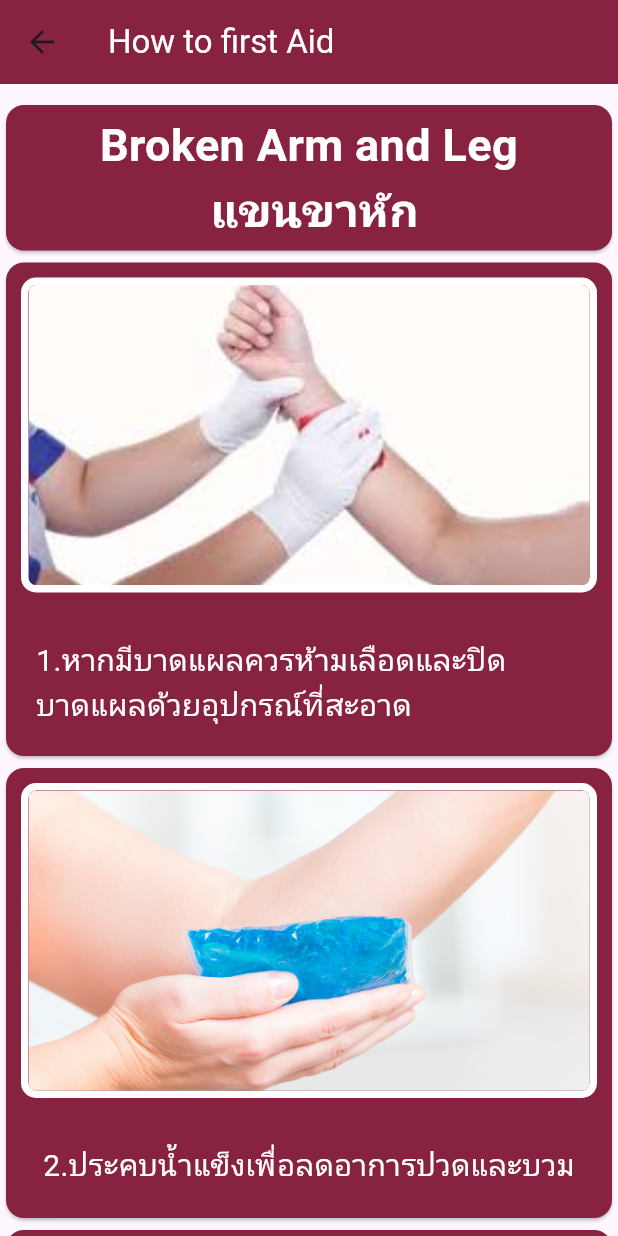
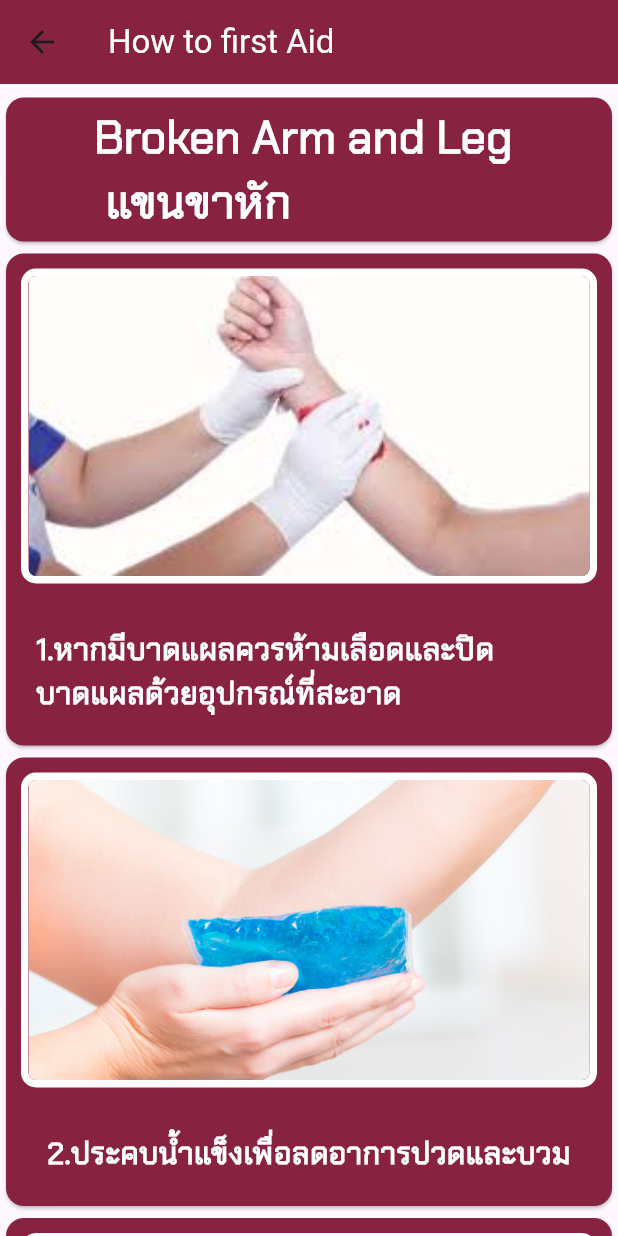
Before and after one commit to Sea1Salt/Emergence, a Flutter app: the BrokenArmScreen screen opened directly, on a phone screen of 412 x 824 dp. Run offline on Flutter 3.47's test engine with Material 3 defaults, Android fonts, the light colour scheme and no system bars.

Commit message:
แก้ล่าสุดนะ 13/6

```diff
--- a/project2b/lib/Screen/BrokenArm.dart
+++ b/project2b/lib/Screen/BrokenArm.dart
@@ -16,7 +16,7 @@ class BrokenArmScreen extends StatelessWidget {
       ),
       body: ListView(
         children: [
-          SizedBox(height: 10.0),
+          SizedBox(height: 5.0),
           Card(
             color: Color.fromARGB(255, 135, 35, 65),
             child: Padding(
@@ -24,11 +24,12 @@ class BrokenArmScreen extends StatelessWidget {
               child: Center(
                 child: Text(
                   'Broken Arm and Leg \n แขนขาหัก',
-                  textAlign: TextAlign.center, // Set text alignment to center
+                  textAlign: TextAlign.left, // Set text alignment to left
                   style: TextStyle(
                     fontSize: 30.0,
                     fontWeight: FontWeight.bold,
                     color: const Color.fromARGB(255, 255, 255, 255),
+                    fontFamily: 'ChakraPetch-Regular',
                   ),
                 ),
               ),
@@ -64,8 +65,11 @@ class BrokenArmScreen extends StatelessWidget {
                   child: Text(
                     '1.หากมีบาดแผลควรห้ามเลือดและปิดบาดแผลด้วยอุปกรณ์ที่สะอาด',
                     style: TextStyle(
-                        fontSize: 20.0,
-                        color: const Color.fromARGB(255, 255, 255, 255)),
+                      fontSize: 20.0,
+                      fontWeight: FontWeight.bold,
+                      color: const Color.fromARGB(255, 255, 255, 255),
+                      fontFamily: 'ChakraPetch-Regular',
+                    ),
                   ),
                 ),
               ],
@@ -101,8 +105,11 @@ class BrokenArmScreen extends StatelessWidget {
                   child: Text(
                     '2.ประคบน้ำแข็งเพื่อลดอาการปวดและบวม',
                     style: TextStyle(
-                        fontSize: 20.0,
-                        color: const Color.fromARGB(255, 255, 255, 255)),
+                      fontSize: 20.0,
+                      fontWeight: FontWeight.bold,
+                      color: const Color.fromARGB(255, 255, 255, 255),
+                      fontFamily: 'ChakraPetch-Regular',
+                    ),
                   ),
                 ),
               ],
@@ -138,8 +145,11 @@ class BrokenArmScreen extends StatelessWidget {
                   child: Text(
                     '3.ใช้ผ้าคล้องแขนพยุงกระดูกแขนหรือไหปลาร้า หรือใช้แผ่นไม้กระดาษหนังสือพิมพ์หรือนิตยสารม้วนจนแข็งมาใช้ดาม กระดูกชั่วคราวแทนเฝือกได้เช่นกัน',
                     style: TextStyle(
-                        fontSize: 20.0,
-                        color: const Color.fromARGB(255, 255, 255, 255)),
+                      fontSize: 20.0,
+                      fontWeight: FontWeight.bold,
+                      color: const Color.fromARGB(255, 255, 255, 255),
+                      fontFamily: 'ChakraPetch-Regular',
+                    ),
                   ),
                 ),
               ],
@@ -175,8 +185,11 @@ class BrokenArmScreen extends StatelessWidget {
                   child: Text(
                     '4.ห้ามนวดในบริเวณที่ได้รับบาดเจ็บเพราะอาจทำให้อาการกระดูกหักรุนแรงขึ้น',
                     style: TextStyle(
-                        fontSize: 20.0,
-                        color: const Color.fromARGB(255, 255, 255, 255)),
+                      fontSize: 20.0,
+                      fontWeight: FontWeight.bold,
+                      color: const Color.fromARGB(255, 255, 255, 255),
+                      fontFamily: 'ChakraPetch-Regular',
+                    ),
                   ),
                 ),
               ],
@@ -212,8 +225,11 @@ class BrokenArmScreen extends StatelessWidget {
                   child: Text(
                     '5.หลีกเลี่ยงการกินอาหารหรือดื่มเครื่องดื่ม',
                     style: TextStyle(
-                        fontSize: 20.0,
-                        color: const Color.fromARGB(255, 255, 255, 255)),
+                      fontSize: 20.0,
+                      fontWeight: FontWeight.bold,
+                      color: const Color.fromARGB(255, 255, 255, 255),
+                      fontFamily: 'ChakraPetch-Regular',
+                    ),
                   ),
                 ),
               ],
--- a/project2b/lib/Screen/keanhuk.dart
+++ b/project2b/lib/Screen/keanhuk.dart
@@ -50,7 +50,7 @@ class BrokenHeadScreen extends StatelessWidget {
                     child: ClipRRect(
                       borderRadius: BorderRadius.circular(5.0),
                       child: Image.asset(
-                        'assets/images/1.1.jpg',
+                        'assets/images/2.1.jpg',
                         width: 400,
                         height: 200,
                         fit: BoxFit.cover,
```
Also changed, not shown: project2b/pubspec.yaml (+6 -11 lines), project2b/assets/font/ChakraPetch-Regular.ttf (added), project2b/assets/font/FC Muffin Regular.ttf (added), project2b/assets/font/Fahkwang-Regular.ttf (added), project2b/assets/font/KhaosuayThin.ttf (added), project2b/assets/font/Mali-Regular.ttf (added), project2b/assets/images/2.1.jpg (added).
